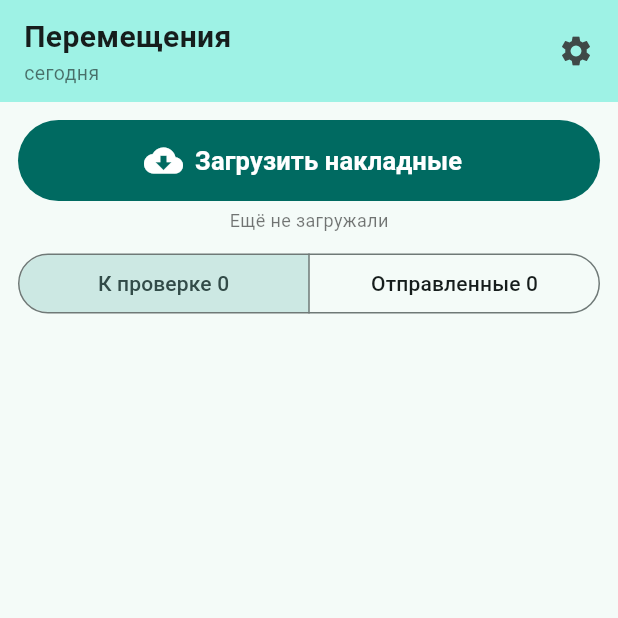
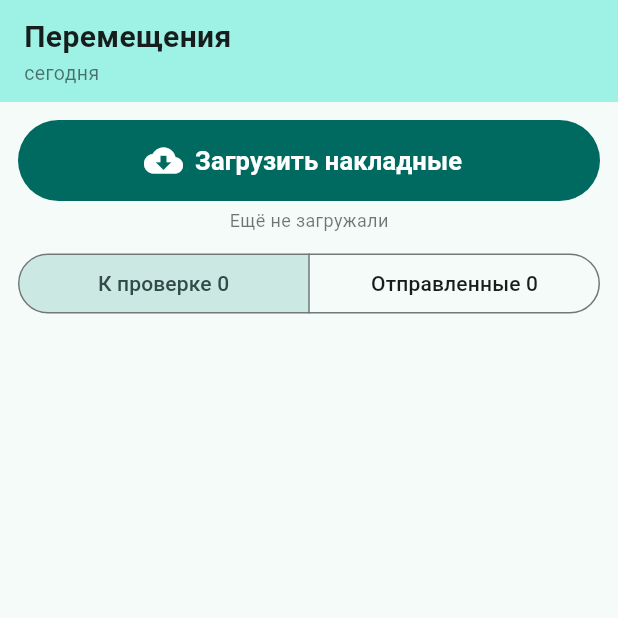
Before and after one commit to KamolCoder/timkon-tsd, a Flutter app: the screen it shows after launch, on a phone screen of 412 x 824 dp, the top half of it. Run offline on Flutter 3.47's test engine with Material 3 defaults, Android fonts, the phone set to English and light mode, and no system bars; our stand-ins replace shared_preferences.

Commit message:
Hide settings: no button, hold the top right corner for 2 s
Co-Authored-By: Claude Opus 5.5 <noreply@anthropic.com>
Claude-Session: https://claude.ai/code/session_0123U58CBHoqvhxpGM1M1hga

```diff
--- a/lib/screens/transfer_list_page.dart
+++ b/lib/screens/transfer_list_page.dart
@@ -2,6 +2,7 @@ import 'dart:async';
 import 'dart:convert';
 
 import 'package:flutter/material.dart';
+import 'package:flutter/services.dart';
 import 'package:http/http.dart' as http;
 import 'package:shared_preferences/shared_preferences.dart';
 
@@ -795,10 +796,12 @@ class _TransferListWidgetState extends State<TransferListWidget> {
             Container(
               width: double.infinity,
               color: scheme.primaryContainer,
-              padding: const EdgeInsets.fromLTRB(16, 10, 4, 10),
+              padding: const EdgeInsets.fromLTRB(16, 0, 0, 0),
               child: Row(children: [
                 Expanded(
-                  child: Column(crossAxisAlignment: CrossAxisAlignment.start, children: [
+                  child: Padding(
+                    padding: const EdgeInsets.symmetric(vertical: 10),
+                    child: Column(crossAxisAlignment: CrossAxisAlignment.start, children: [
                     const Text('Перемещения', style: TextStyle(fontSize: 20, fontWeight: FontWeight.w700)),
                     Text(
                       [
@@ -808,10 +811,10 @@ class _TransferListWidgetState extends State<TransferListWidget> {
                       style: const TextStyle(fontSize: 13, color: Colors.black54),
                     ),
                   ]),
+                  ),
                 ),
-                if (widget.onSettings != null)
-                  IconButton(
-                      tooltip: 'Настройки', icon: const Icon(Icons.settings), onPressed: busy ? null : _openSettings),
+                // settings: no visible button, hold the top right corner for 2 s
+                if (widget.onSettings != null) _HiddenHold(onHeld: busy ? null : _openSettings),
               ]),
             ),
             // ── main action ──
@@ -973,6 +976,56 @@ class _TransferListWidgetState extends State<TransferListWidget> {
   }
 }
 
+/// Invisible square: fires after being held for [hold] without moving.
+/// Raw pointer events, so nothing (ripple, tooltip) gives it away.
+class _HiddenHold extends StatefulWidget {
+  const _HiddenHold({required this.onHeld});
+  final Future<void> Function()? onHeld;
+  static const hold = Duration(seconds: 2);
+  static const size = 64.0;
+
+  @override
+  State<_HiddenHold> createState() => _HiddenHoldState();
+}
+
+class _HiddenHoldState extends State<_HiddenHold> {
+  Timer? _timer;
+  Offset _start = Offset.zero;
+
+  void _cancel() {
+    _timer?.cancel();
+    _timer = null;
+  }
+
+  @override
+  void dispose() {
+    _cancel();
+    super.dispose();
+  }
+
+  @override
+  Widget build(BuildContext context) => Listener(
+        behavior: HitTestBehavior.opaque,
+        onPointerDown: (e) {
+          _cancel();
+          final cb = widget.onHeld;
+          if (cb == null) return;
+          _start = e.position;
+          _timer = Timer(_HiddenHold.hold, () {
+            _timer = null;
+            HapticFeedback.mediumImpact();
+            cb();
+          });
+        },
+        onPointerMove: (e) {
+          if ((e.position - _start).distance > 20) _cancel();
+        },
+        onPointerUp: (_) => _cancel(),
+        onPointerCancel: (_) => _cancel(),
+        child: const SizedBox(width: _HiddenHold.size, height: _HiddenHold.size),
+      );
+}
+
 /// Swipe from the left edge → back (Navigator.maybePop). Works on any Android,
 /// also on TSDs with button navigation where the system back gesture is absent.
 class _EdgeSwipeBack extends StatefulWidget {
```
Also changed, not shown: 1 other file.
